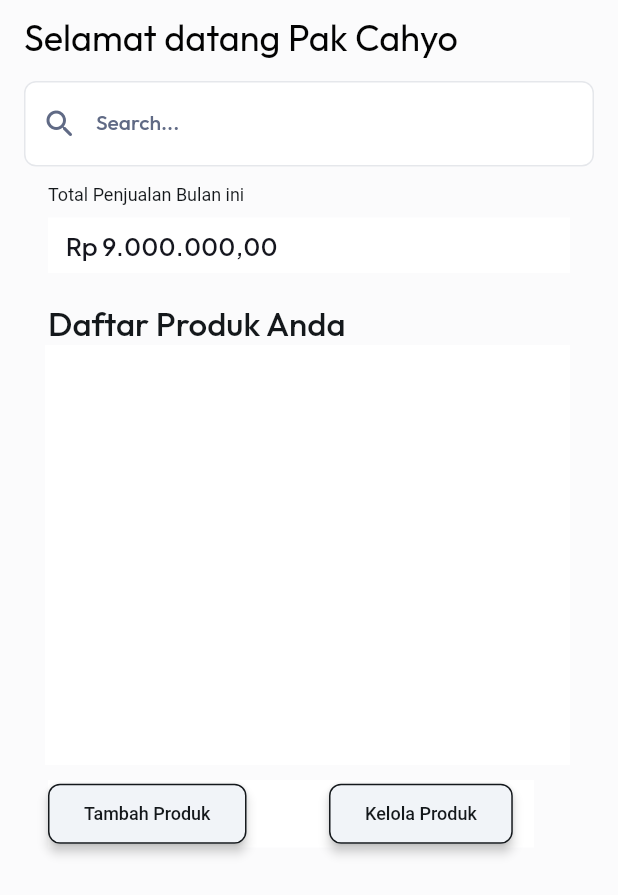
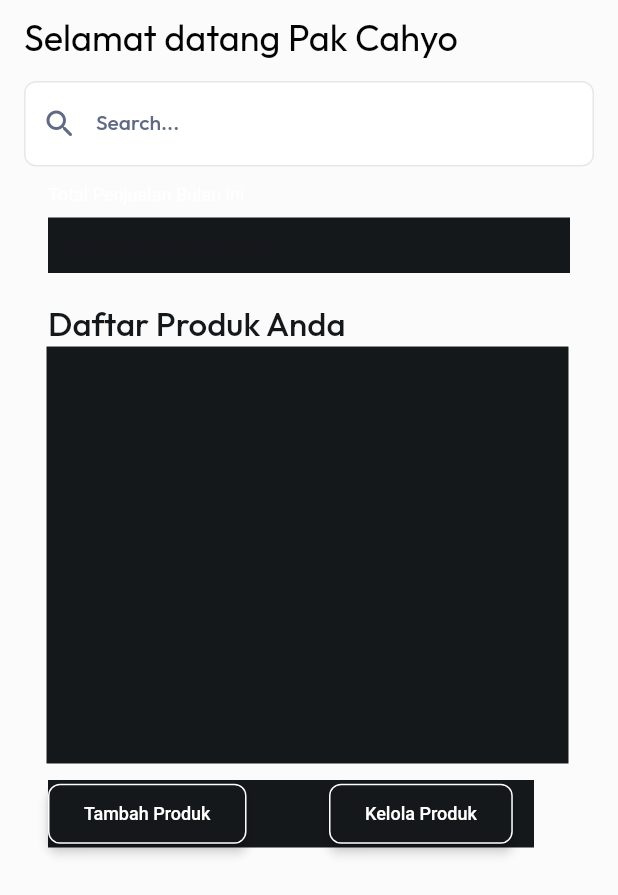
Before and after one commit to mhmmdFabiann/KitaBertani, a Flutter app: the HomeUserWidget screen opened by its route, on a phone screen of 412 x 824 dp. Shown: the top 895 px of the screen. Run offline on Flutter 3.47's test engine with Material 3 defaults, Android fonts, the phone set to English and light mode, and no system bars; drawn by our look-alikes of auto_size_text; our stand-ins replace badges, cached_network_image, cloud_firestore, dropdown_button2, easy_debounce, file_picker and 19 more; missing offline and left inert: json_path, mime_type, text_search; accounts and stored records are empty; Roboto replaces fonts that are missing (Readex Pro).

Commit message:
chekout update 10

```diff
--- a/lib/petani/home_user/home_user_widget.dart
+++ b/lib/petani/home_user/home_user_widget.dart
@@ -218,6 +218,8 @@ class _HomeUserWidgetState extends State<HomeUserWidget> {
                                     .bodyMedium
                                     .override(
                                       fontFamily: 'Readex Pro',
+                                      color: FlutterFlowTheme.of(context)
+                                          .secondaryBackground,
                                       letterSpacing: 0.0,
                                     ),
                               ),
@@ -229,8 +231,8 @@ class _HomeUserWidgetState extends State<HomeUserWidget> {
                                 width: 395.0,
                                 height: 37.0,
                                 decoration: BoxDecoration(
-                                  color: FlutterFlowTheme.of(context)
-                                      .secondaryBackground,
+                                  color:
+                                      FlutterFlowTheme.of(context).primaryText,
                                 ),
                                 child: Row(
                                   mainAxisSize: MainAxisSize.max,
@@ -289,8 +291,12 @@ class _HomeUserWidgetState extends State<HomeUserWidget> {
                                 width: 392.0,
                                 height: 280.0,
                                 decoration: BoxDecoration(
-                                  color: FlutterFlowTheme.of(context)
-                                      .secondaryBackground,
+                                  color:
+                                      FlutterFlowTheme.of(context).primaryText,
+                                  border: Border.all(
+                                    color: FlutterFlowTheme.of(context)
+                                        .secondaryBackground,
+                                  ),
                                 ),
                                 child: StreamBuilder<List<PanganRecord>>(
                                   stream: queryPanganRecord(
@@ -330,7 +336,7 @@ class _HomeUserWidgetState extends State<HomeUserWidget> {
                                           height: 113.0,
                                           decoration: BoxDecoration(
                                             color: FlutterFlowTheme.of(context)
-                                                .secondaryBackground,
+                                                .primaryText,
                                           ),
                                           child: Padding(
                                             padding:
@@ -513,7 +519,7 @@ class _HomeUserWidgetState extends State<HomeUserWidget> {
                                     height: 45.0,
                                     decoration: BoxDecoration(
                                       color: FlutterFlowTheme.of(context)
-                                          .secondaryBackground,
+                                          .primaryText,
                                     ),
                                     child: Row(
                                       mainAxisSize: MainAxisSize.max,
@@ -532,16 +538,15 @@ class _HomeUserWidgetState extends State<HomeUserWidget> {
                                                 EdgeInsetsDirectional.fromSTEB(
                                                     0.0, 0.0, 0.0, 0.0),
                                             color: FlutterFlowTheme.of(context)
-                                                .primaryBackground,
+                                                .primaryText,
                                             textStyle:
                                                 FlutterFlowTheme.of(context)
                                                     .titleSmall
                                                     .override(
                                                       fontFamily: 'Readex Pro',
-                                                      color:
-                                                          FlutterFlowTheme.of(
-                                                                  context)
-                                                              .primaryText,
+                                                      color: FlutterFlowTheme
+                                                              .of(context)
+                                                          .secondaryBackground,
                                                       fontSize: 8.0,
                                                       letterSpacing: 0.0,
                                                     ),
@@ -549,7 +554,7 @@ class _HomeUserWidgetState extends State<HomeUserWidget> {
                                             borderSide: BorderSide(
                                               color:
                                                   FlutterFlowTheme.of(context)
-                                                      .primaryText,
+                                                      .secondaryBackground,
                                               width: 1.0,
                                             ),
                                             borderRadius:
@@ -574,7 +579,7 @@ class _HomeUserWidgetState extends State<HomeUserWidget> {
                                                   .fromSTEB(0.0, 0.0, 0.0, 0.0),
                                               color:
                                                   FlutterFlowTheme.of(context)
-                                                      .primaryBackground,
+                                                      .primaryText,
                                               textStyle: FlutterFlowTheme.of(
                                                       context)
                                                   .titleSmall
@@ -582,7 +587,7 @@ class _HomeUserWidgetState extends State<HomeUserWidget> {
                                                     fontFamily: 'Readex Pro',
                                                     color: FlutterFlowTheme.of(
                                                             context)
-                                                        .primaryText,
+                                                        .secondaryBackground,
                                                     fontSize: 8.0,
                                                     letterSpacing: 0.0,
                                                   ),
@@ -590,7 +595,7 @@ class _HomeUserWidgetState extends State<HomeUserWidget> {
                                               borderSide: BorderSide(
                                                 color:
                                                     FlutterFlowTheme.of(context)
-                                                        .primaryText,
+                                                        .secondaryBackground,
                                                 width: 1.0,
                                               ),
                                               borderRadius:
```
